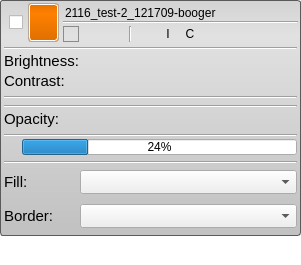
The window that src/Interface/AppInterface/LayerWidget.ui (SCIInstitute/Seg3D) describes before a commit, drawn with Qt 5.
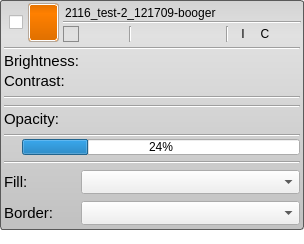
The same window after the commit. Icons and pictures are not drawn.

Commit message: Added project exporting with a simple export wizard and export project action. Added the iso buttons and separator for mask layers. Added data file size reporting to the ProjectDockWidget. Added project path as a tool tip for the recent projects on the splash screen. Added function for getting the users desktop folder path to Application/Application

```diff
--- a/src/Interface/AppInterface/LayerWidget.ui
+++ b/src/Interface/AppInterface/LayerWidget.ui
@@ -6,8 +6,8 @@
    <rect>
     <x>0</x>
     <y>0</y>
-    <width>301</width>
-    <height>265</height>
+    <width>304</width>
+    <height>244</height>
    </rect>
   </property>
   <property name="mouseTracking">
@@ -348,6 +348,9 @@
                </size>
               </property>
               <layout class="QHBoxLayout" name="horizontalLayout_3">
+               <property name="spacing">
+                <number>6</number>
+               </property>
                <property name="leftMargin">
                 <number>0</number>
                </property>
@@ -506,66 +509,6 @@
                  </property>
                 </widget>
                </item>
-               <item>
-                <widget class="QToolButton" name="iso_surface_button_">
-                 <property name="minimumSize">
-                  <size>
-                   <width>16</width>
-                   <height>16</height>
-                  </size>
-                 </property>
-                 <property name="maximumSize">
-                  <size>
-                   <width>16</width>
-                   <height>16</height>
-                  </size>
-                 </property>
-                 <property name="toolTip">
-                  <string>Turn on or off the iso-surface</string>
-                 </property>
-                 <property name="text">
-                  <string>I</string>
-                 </property>
-                 <property name="icon">
-                  <iconset resource="../../Resources/QtResources.qrc">
-                   <normaloff>:/Images/IsosurfaceVisibleOff.png</normaloff>
-                   <normalon>:/Images/IsosurfaceVisible.png</normalon>:/Images/IsosurfaceVisibleOff.png</iconset>
-                 </property>
-                 <property name="checkable">
-                  <bool>true</bool>
-                 </property>
-                </widget>
-               </item>
-               <item>
-                <widget class="QToolButton" name="compute_iso_surface_button_">
-                 <property name="minimumSize">
-                  <size>
-                   <width>16</width>
-                   <height>16</height>
-                  </size>
-                 </property>
-                 <property name="maximumSize">
-                  <size>
-                   <width>16</width>
-                   <height>16</height>
-                  </size>
-                 </property>
-                 <property name="toolTip">
-                  <string>Compute the iso-surface</string>
-                 </property>
-                 <property name="text">
-                  <string>C</string>
-                 </property>
-                 <property name="icon">
-                  <iconset resource="../../Resources/QtResources.qrc">
-                   <normaloff>:/Images/IsosurfaceComputeOff.png</normaloff>
-                   <normalon>:/Images/IsosurfaceCompute.png</normalon>:/Images/IsosurfaceComputeOff.png</iconset>
-                 </property>
-                 <property name="checkable">
-                  <bool>false</bool>
-                 </property>
-                </widget>
-               </item>
                <item>
                 <widget class="QToolButton" name="fill_border_button_">
                  <property name="minimumSize">
@@ -596,33 +539,6 @@
                  </property>
                 </widget>
                </item>
-               <item>
-                <widget class="QToolButton" name="volume_rendered_button_">
-                 <property name="minimumSize">
-                  <size>
-                   <width>16</width>
-                   <height>16</height>
-                  </size>
-                 </property>
-                 <property name="maximumSize">
-                  <size>
-                   <width>16</width>
-                   <height>16</height>
-                  </size>
-                 </property>
-                 <property name="toolTip">
-                  <string>Turn on or off the volume render</string>
-                 </property>
-                 <property name="text">
-                  <string/>
-                 </property>
-                 <property name="icon">
-                  <iconset resource="../../Resources/QtResources.qrc">
-                   <normaloff>:/Images/VolumeVisibleOff.png</normaloff>
-                   <normalon>:/Images/VolumeVisible.png</normalon>:/Images/VolumeVisibleOff.png</iconset>
-                 </property>
-                </widget>
-               </item>
                <item>
                 <widget class="QToolButton" name="brightness_contrast_button_">
                  <property name="minimumSize">
@@ -653,6 +569,127 @@
                  </property>
                 </widget>
                </item>
+               <item>
+                <widget class="QToolButton" name="volume_rendered_button_">
+                 <property name="minimumSize">
+                  <size>
+                   <width>16</width>
+                   <height>16</height>
+                  </size>
+                 </property>
+                 <property name="maximumSize">
+                  <size>
+                   <width>16</width>
+                   <height>16</height>
+                  </size>
+                 </property>
+                 <property name="toolTip">
+                  <string>Turn on or off the volume render</string>
+                 </property>
+                 <property name="text">
+                  <string/>
+                 </property>
+                 <property name="icon">
+                  <iconset resource="../../Resources/QtResources.qrc">
+                   <normaloff>:/Images/VolumeVisibleOff.png</normaloff>
+                   <normalon>:/Images/VolumeVisible.png</normalon>:/Images/VolumeVisibleOff.png</iconset>
+                 </property>
+                </widget>
+               </item>
+               <item>
+                <widget class="Line" name="iso_control_separator_line_">
+                 <property name="orientation">
+                  <enum>Qt::Vertical</enum>
+                 </property>
+                </widget>
+               </item>
+               <item>
+                <widget class="QToolButton" name="show_iso_surface_button_">
+                 <property name="minimumSize">
+                  <size>
+                   <width>16</width>
+                   <height>16</height>
+                  </size>
+                 </property>
+                 <property name="maximumSize">
+                  <size>
+                   <width>16</width>
+                   <height>16</height>
+                  </size>
+                 </property>
+                 <property name="toolTip">
+                  <string>Show or hide the iso-surface</string>
+                 </property>
+                 <property name="text">
+                  <string>I</string>
+                 </property>
+                 <property name="icon">
+                  <iconset resource="../../Resources/QtResources.qrc">
+                   <normaloff>:/Images/IsosurfaceVisibleOff.png</normaloff>
+                   <normalon>:/Images/IsosurfaceVisible.png</normalon>:/Images/IsosurfaceVisibleOff.png</iconset>
+                 </property>
+                 <property name="checkable">
+                  <bool>true</bool>
+                 </property>
+                </widget>
+               </item>
+               <item>
+                <widget class="QToolButton" name="compute_iso_surface_button_">
+                 <property name="minimumSize">
+                  <size>
+                   <width>16</width>
+                   <height>16</height>
+                  </size>
+                 </property>
+                 <property name="maximumSize">
+                  <size>
+                   <width>16</width>
+                   <height>16</height>
+                  </size>
+                 </property>
+                 <property name="toolTip">
+                  <string>Compute the iso-surface</string>
+                 </property>
+                 <property name="text">
+                  <string>C</string>
+                 </property>
+                 <property name="icon">
+                  <iconset resource="../../Resources/QtResources.qrc">
+                   <normaloff>:/Images/IsosurfaceComputeOff.png</normaloff>
+                   <normalon>:/Images/IsosurfaceCompute.png</normalon>:/Images/IsosurfaceComputeOff.png</iconset>
+                 </property>
+                 <property name="checkable">
+                  <bool>true</bool>
+                 </property>
+                </widget>
+               </item>
+               <item>
+                <widget class="QToolButton" name="delete_iso_surface_button_">
+                 <property name="minimumSize">
+                  <size>
+                   <width>16</width>
+                   <height>16</height>
+                  </size>
+                 </property>
+                 <property name="maximumSize">
+                  <size>
+                   <width>16</width>
+                   <height>16</height>
+                  </size>
+                 </property>
+                 <property name="toolTip">
+                  <string>Delete the iso-surface</string>
+                 </property>
+                 <property name="text">
+                  <string/>
+                 </property>
+                 <property name="icon">
+                  <iconset resource="../../Resources/QtResources.qrc">
+                   <normaloff>:/Images/IsosurfaceDeleteOff.png</normaloff>
+                   <normalon>:/Images/IsosurfaceDelete.png</normalon>:/Images/IsosurfaceDeleteOff.png</iconset>
+                 </property>
+                </widget>
+               </item>
                <item>
                 <spacer name="horizontalSpacer">
                  <property name="orientation">
```
The commit also changes 22 other files.
